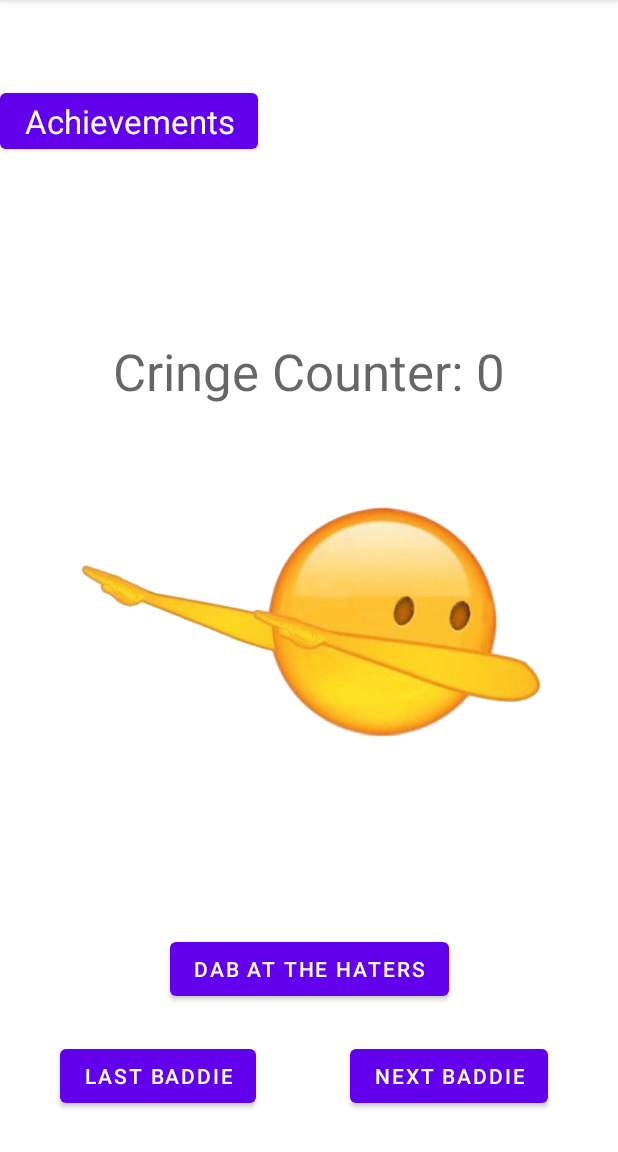
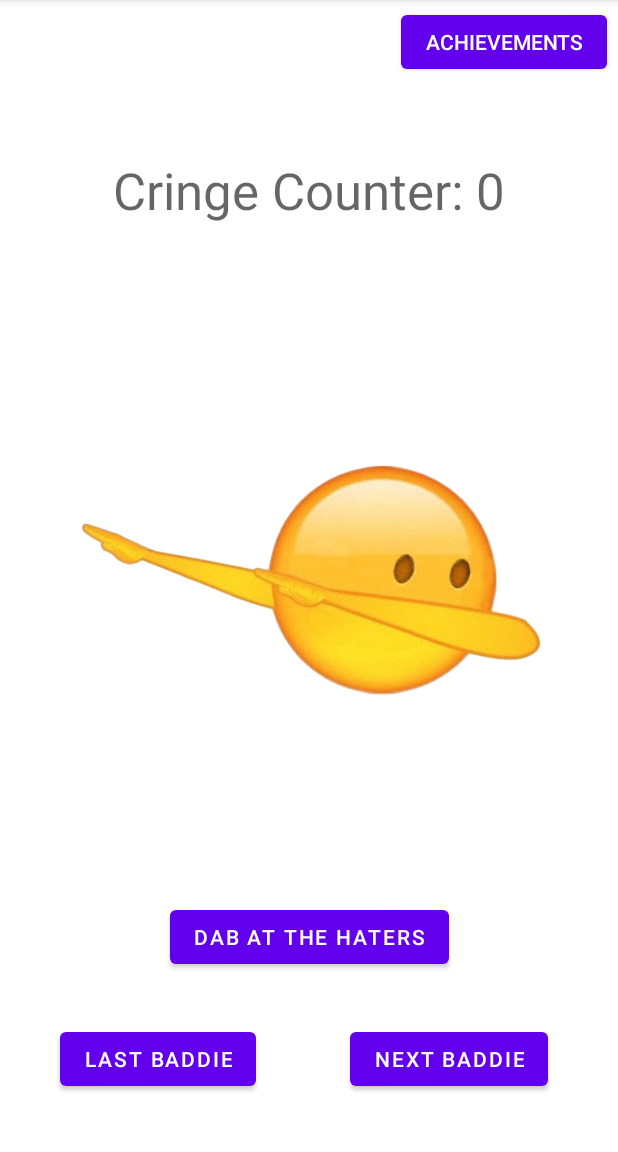
Before and after one commit to SSSam/EpicBaddieGamer, an Android app: the screen it shows after launch (MainActivity), on a phone screen of 412 x 824 dp, the part 84-1236 px from its top. Run offline under Robolectric (Android 15) with nearby library versions, the phone set to English and light mode, and no system bars.

Commit message:
Change spacing

```diff
--- a/EpicDab/app/src/main/res/layout/activity_main.xml
+++ b/EpicDab/app/src/main/res/layout/activity_main.xml
@@ -1,11 +1,9 @@
 <?xml version="1.0" encoding="utf-8"?>
 <androidx.constraintlayout.widget.ConstraintLayout xmlns:android="http://schemas.android.com/apk/res/android"
     xmlns:app="http://schemas.android.com/apk/res-auto"
-    xmlns:tools="http://schemas.android.com/tools"
     android:id="@+id/container"
     android:layout_width="match_parent"
-    android:layout_height="match_parent"
-    android:paddingTop="?attr/actionBarSize">
+    android:layout_height="match_parent">
 
     <ImageView
         android:id="@+id/dab"
@@ -31,8 +29,7 @@
             app:layout_constraintEnd_toEndOf="parent"
             app:layout_constraintStart_toStartOf="parent"
             app:layout_constraintTop_toBottomOf="@+id/dab"
-            app:layout_constraintVertical_bias="0.488"/>
-
+            app:layout_constraintVertical_bias="0.456"/>
     <Button
             android:id="@+id/DiffDab"
             android:layout_width="wrap_content"
@@ -49,19 +46,20 @@
             app:layout_constraintTop_toBottomOf="@+id/dabButton"
             app:layout_constraintVertical_bias="0.469"/>
 
+
     <TextView
 
             android:id="@+id/textView"
             android:layout_width="329dp"
             android:layout_height="95dp"
             android:gravity="center|center_horizontal"
-        android:text="Cringe Counter: 0"
+            android:text="@string/cringe_counter"
             android:textAppearance="@style/TextAppearance.AppCompat.Display1"
-        app:layout_constraintBottom_toTopOf="@+id/dab"
             app:layout_constraintEnd_toEndOf="parent"
-        app:layout_constraintStart_toStartOf="parent" />
-
-
+            app:layout_constraintStart_toStartOf="parent"
+            android:layout_marginBottom="56dp" app:layout_constraintTop_toTopOf="parent"
+            app:layout_constraintVertical_bias="0.129" app:layout_constraintBottom_toBottomOf="parent"
+    />
     <Button
             android:id="@+id/DiffDab1"
             android:layout_width="wrap_content"
@@ -80,13 +78,14 @@
 
     <Button
             android:id="@+id/button"
-        tools:layout_editor_absoluteX="30dp"
-        tools:layout_editor_absoluteY="-11dp"
             android:layout_width="wrap_content"
             android:layout_height="wrap_content"
-        android:text="Achievements"
-        android:textAppearance="@style/TextAppearance.AppCompat.Large"
+            android:text="@string/achievements"
+            android:textAppearance="@style/TextAppearance.AppCompat.Body2"
             app:layout_constraintStart_toStartOf="parent"
-        app:layout_constraintTop_toTopOf="parent" />
+            app:layout_constraintTop_toTopOf="parent" android:layout_marginTop="4dp"
+            app:layout_constraintBottom_toTopOf="@+id/DiffDab1"
+            app:layout_constraintVertical_bias="0.0" app:layout_constraintEnd_toEndOf="parent"
+            app:layout_constraintHorizontal_bias="0.974"/>
 
 </androidx.constraintlayout.widget.ConstraintLayout>
--- a/EpicDab/app/src/main/res/values/strings.xml
+++ b/EpicDab/app/src/main/res/values/strings.xml
@@ -4,4 +4,5 @@
     <string name="dab_at_haters">Dab at the Haters</string>
     <string name="next_baddie">Next Baddie</string>
     <string name="cringe_counter">Cringe Counter: 0</string>
+    <string name="achievements">ACHIEVEMENTS</string>
 </resources>
```
Also changed, not shown: EpicDab/app/src/main/res/layout/activity_main3.xml (+9 -8 lines). Lines whose indentation alone changed are shown as unchanged.
